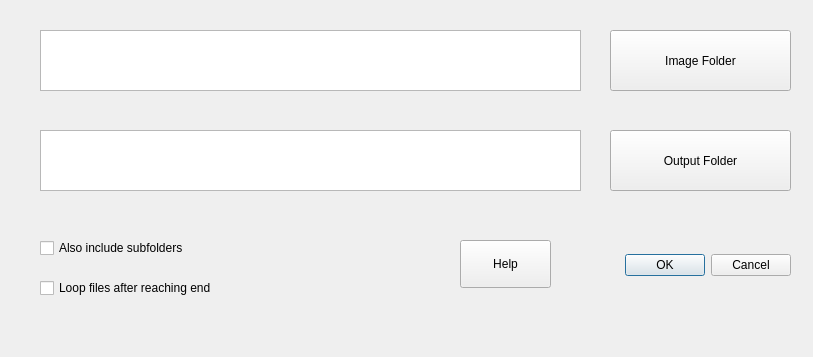
The window that inputprompt.ui (XapaJIaMnu/imageSelector) describes before a commit, drawn with Qt 5.
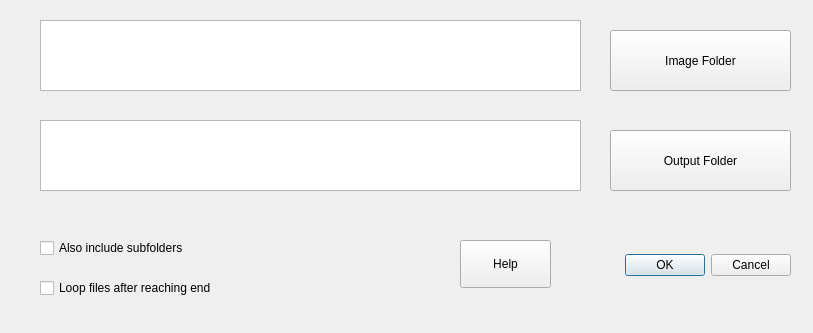
The same window after the commit.

What changed in the file:
```diff
--- a/inputprompt.ui
+++ b/inputprompt.ui
@@ -7,7 +7,7 @@
     <x>0</x>
     <y>0</y>
     <width>813</width>
-    <height>357</height>
+    <height>333</height>
    </rect>
   </property>
   <property name="windowTitle">
@@ -65,9 +65,9 @@
    <property name="geometry">
     <rect>
      <x>40</x>
-     <y>30</y>
+     <y>20</y>
      <width>541</width>
-     <height>61</height>
+     <height>71</height>
     </rect>
    </property>
    <property name="toolTip">
@@ -78,9 +78,9 @@
    <property name="geometry">
     <rect>
      <x>40</x>
-     <y>130</y>
+     <y>120</y>
      <width>541</width>
-     <height>61</height>
+     <height>71</height>
     </rect>
    </property>
    <property name="toolTip">
```
